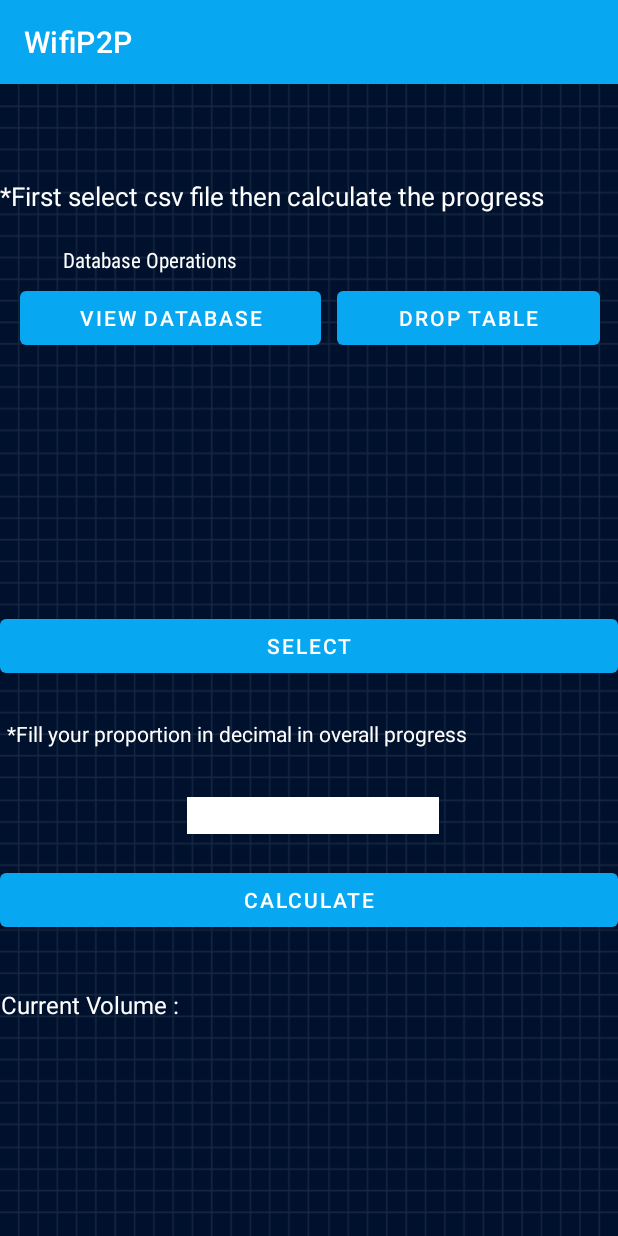
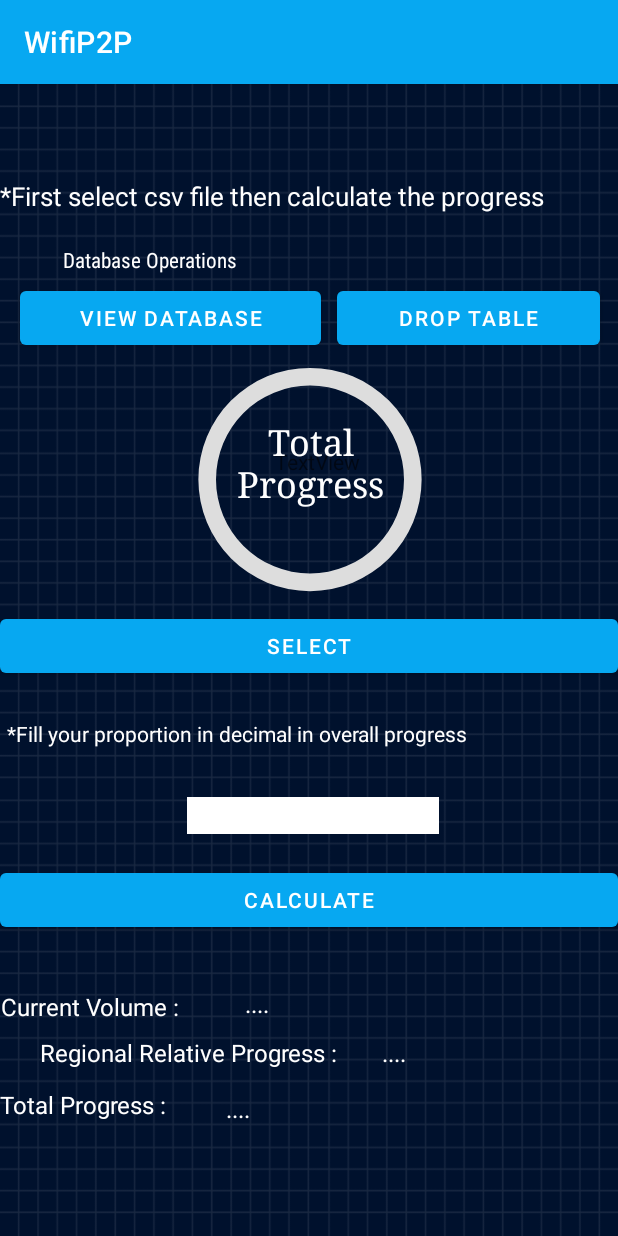
Before and after one commit to champ787/Data-Agent-Application, an Android app: the algorithm screen opened directly, with no data from a screen before it, on a phone screen of 412 x 824 dp. Run offline under Robolectric (Android 15) with nearby library versions, the light colour scheme and no system bars; libraries missing offline, so code that uses them is left out: com.chaquo.python; 2 statements that could not run were skipped.

Commit message:
20/01/2023_Progress_Report

```diff
--- /dev/null
+++ b/app/src/main/res/drawable/circle.xml
@@ -0,0 +1,23 @@
+<?xml version="1.0" encoding="utf-8"?>
+<layer-list xmlns:android="http://schemas.android.com/apk/res/android">
+    <item>
+        <shape
+            android:shape="ring"
+            android:thicknessRatio="16"
+            android:useLevel="false">
+            <solid android:color="#DDD" />
+        </shape>
+    </item>
+    <item>
+        <rotate
+            android:fromDegrees="270"
+            android:toDegrees="270">
+            <shape
+                android:shape="ring"
+                android:thicknessRatio="16"
+                android:useLevel="true">
+                <solid android:color="@color/purple_200" />
+            </shape>
+        </rotate>
+    </item>
+</layer-list>
--- a/app/src/main/res/layout/activity_algorithm.xml
+++ b/app/src/main/res/layout/activity_algorithm.xml
@@ -8,35 +8,36 @@
     android:background="@drawable/backimage">
 
 
-    <HorizontalScrollView
-        android:layout_width="295dp"
-        android:layout_height="99dp"
+<!--    <HorizontalScrollView-->
+<!--        android:layout_width="276dp"-->
+<!--        android:layout_height="54dp"-->
 
-        android:layout_alignParentStart="true"
-        android:layout_alignParentEnd="true"
-        android:layout_alignParentBottom="true"
-        android:layout_marginStart="117dp"
-        android:layout_marginEnd="-2dp"
-        android:layout_marginBottom="92dp"
-        android:padding="30dp">
+<!--        android:layout_alignParentStart="true"-->
+<!--        android:layout_alignParentEnd="true"-->
+<!--        android:layout_alignParentBottom="true"-->
+<!--        android:layout_marginStart="152dp"-->
+<!--        android:layout_marginEnd="-17dp"-->
+<!--        android:layout_marginBottom="136dp"-->
+<!--        android:padding="30dp">-->
 
-        <ScrollView
-            android:layout_width="wrap_content"
-            android:layout_height="wrap_content">
+<!--        <ScrollView-->
+<!--            android:layout_width="wrap_content"-->
+<!--            android:layout_height="wrap_content">-->
 
-            <TextView
-                android:id="@+id/csvtext"
-                android:layout_width="wrap_content"
-                android:layout_height="wrap_content"
-                android:maxHeight="400dp"
+<!--            <TextView-->
+<!--                android:id="@+id/csvtext"-->
+<!--                android:layout_width="wrap_content"-->
+<!--                android:layout_height="wrap_content"-->
+<!--                android:maxHeight="400dp"-->
+<!--                android:text="hello"-->
+<!--                android:textColor="@color/white"-->
+<!--                android:textSize="18dp"-->
 
-                android:textColor="@color/white"
-                android:textSize="18dp"
+<!--                />-->
+<!--        </ScrollView>-->
 
-                />
-        </ScrollView>
+<!--    </HorizontalScrollView>-->
 
-    </HorizontalScrollView>
 
     <Button
         android:id="@+id/button"
@@ -99,12 +100,12 @@
 
     <TextView
         android:id="@+id/textView2"
-        android:layout_width="141dp"
+        android:layout_width="159dp"
         android:layout_height="wrap_content"
         android:layout_alignParentEnd="true"
         android:layout_alignParentBottom="true"
-        android:layout_marginEnd="270dp"
-        android:layout_marginBottom="143dp"
+        android:layout_marginEnd="252dp"
+        android:layout_marginBottom="142dp"
         android:text="Current Volume : "
         android:textColor="@color/white"
 
@@ -144,5 +145,108 @@
         android:text="Database Operations"
         android:textColor="@color/white" />
 
+    <TextView
+        android:id="@+id/regionprogress"
+        android:layout_width="232dp"
+        android:layout_height="wrap_content"
+        android:layout_alignParentBottom="true"
+        android:layout_marginEnd="-4dp"
+        android:layout_marginBottom="111dp"
+        android:layout_toStartOf="@+id/regionalprogress"
+        android:text="Regional Relative Progress : "
+
+        android:textColor="@color/white"
+        android:textSize="16dp" />
+
+    <TextView
+        android:id="@+id/regionalprogress"
+        android:layout_width="136dp"
+        android:layout_height="wrap_content"
+        android:layout_alignParentEnd="true"
+        android:layout_alignParentBottom="true"
+        android:layout_marginEnd="21dp"
+        android:layout_marginBottom="111dp"
+        android:text="...."
+        android:textColor="@color/white"
+        android:textSize="16dp" />
+
+    <TextView
+        android:id="@+id/totallprogress"
+        android:layout_width="202dp"
+        android:layout_height="25dp"
+        android:layout_alignParentEnd="true"
+        android:layout_alignParentBottom="true"
+        android:layout_marginEnd="212dp"
+        android:layout_marginBottom="73dp"
+        android:text="Total Progress : "
+        android:textColor="@color/white"
+
+        android:textSize="16dp" />
+
+
+    <TextView
+        android:id="@+id/totalprogress"
+        android:layout_width="161dp"
+        android:layout_height="32dp"
+        android:layout_alignParentEnd="true"
+        android:layout_alignParentBottom="true"
+        android:layout_marginEnd="100dp"
+        android:layout_marginBottom="64dp"
+        android:text="...."
+        android:textColor="@color/white"
+        android:textSize="16dp" />
+
+    <ProgressBar
+        android:id="@+id/progressBar"
+        android:layout_width="188dp"
+        android:layout_height="182dp"
+        android:layout_alignParentEnd="true"
+        android:layout_alignParentBottom="true"
+        android:layout_marginEnd="111dp"
+        android:layout_marginBottom="413dp"
+        android:indeterminateOnly="false"
+        android:progressDrawable="@drawable/circle"
+        tools:progress="0" />
+
+    <TextView
+        android:id="@+id/textView8"
+        android:layout_width="wrap_content"
+        android:layout_height="58dp"
+        android:layout_alignParentEnd="true"
+        android:layout_alignParentBottom="true"
+        android:layout_marginEnd="172dp"
+        android:layout_marginBottom="468dp"
+        android:text="TextView" />
+
+    <TextView
+        android:id="@+id/progresstext"
+        android:layout_width="103dp"
+        android:layout_height="89dp"
+        android:layout_alignStart="@+id/progressBar"
+        android:layout_alignTop="@+id/progressBar"
+        android:layout_alignEnd="@+id/progressBar"
+        android:layout_alignBottom="@+id/progressBar"
+        android:layout_marginStart="42dp"
+        android:layout_marginTop="50dp"
+        android:layout_marginEnd="42dp"
+        android:layout_marginBottom="43dp"
+        android:fontFamily="serif"
+        android:text="Total Progress"
+        android:textAlignment="center"
+        android:textColor="@color/white"
+        android:textSize="24dp" />
+
+    <TextView
+        android:id="@+id/csvtext"
+        android:layout_width="157dp"
+        android:layout_height="30dp"
+        android:layout_alignParentEnd="true"
+        android:layout_alignParentBottom="true"
+        android:layout_marginEnd="91dp"
+        android:layout_marginBottom="136dp"
+        android:textColor="@color/white"
+        android:textSize="16dp"
+        android:text="...." />
+
 
 </RelativeLayout>
```
Also changed, not shown: app/src/main/AndroidManifest.xml (+15 -7 lines), app/src/main/java/github/leavesczy/wifip2p/DatabaseHelper.java (+22 -3 lines), app/src/main/java/github/leavesczy/wifip2p/MainActivity.kt (+12 -0 lines), app/src/main/java/github/leavesczy/wifip2p/Monitor_Progress.java (added, +29 -0 lines), app/src/main/java/github/leavesczy/wifip2p/algorithm.java (+146 -6 lines), app/src/main/res/layout/activity_main.xml (+7 -0 lines), app/src/main/res/layout/activity_monitor_progress.xml (added, +56 -0 lines), 1 other file.
